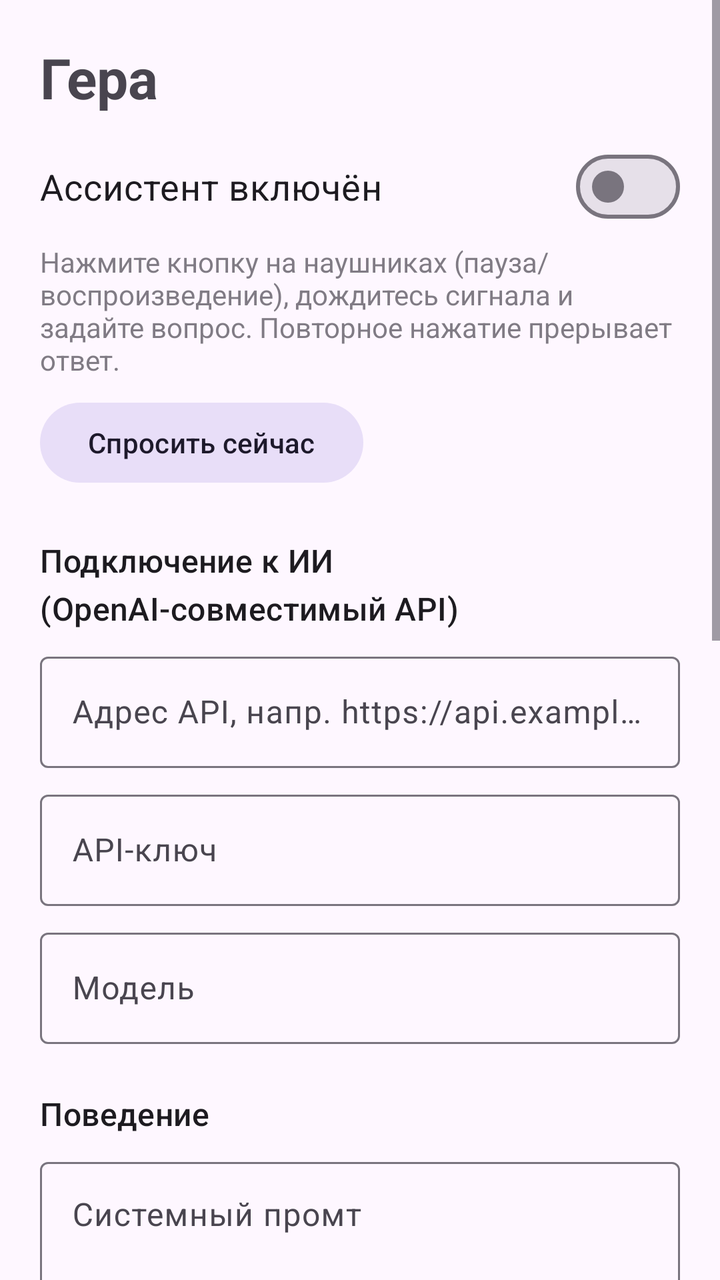
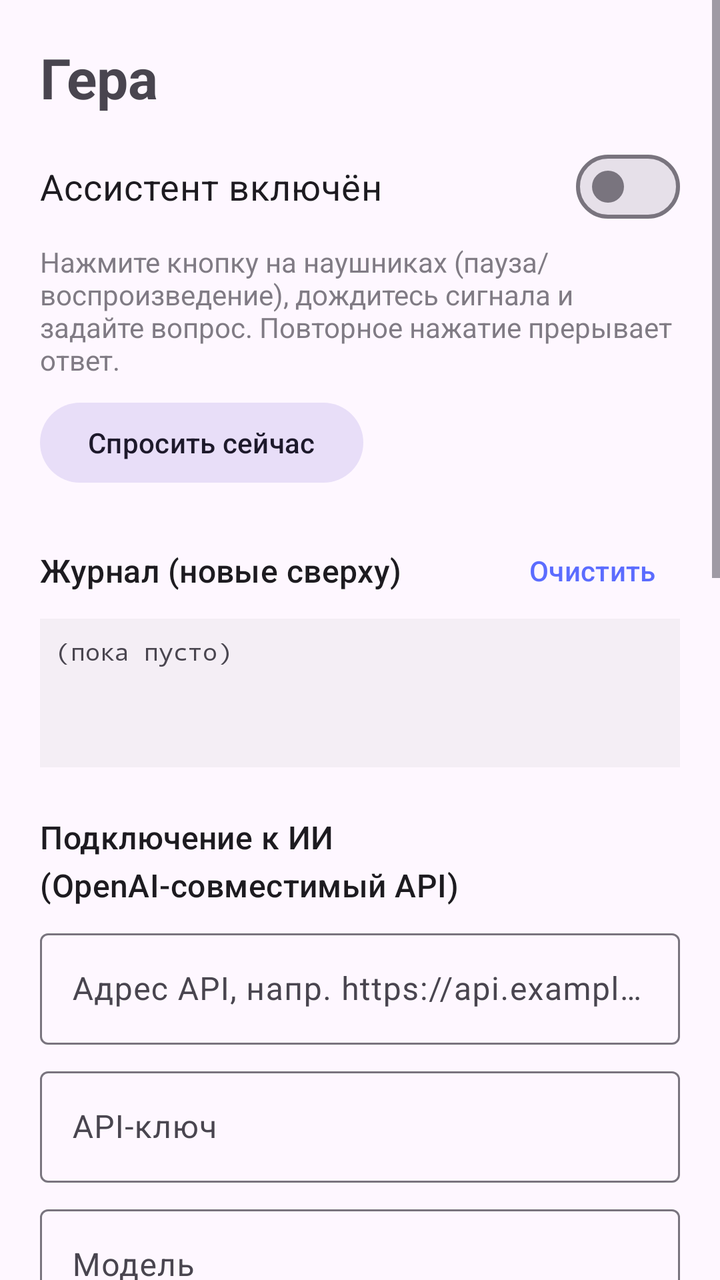

Screens rendered from an Android XML layout before and after an edit, with the pre-edit source and the edit as a unified diff.
<!-- AndroidManifest.xml: application theme Theme.Gera -->
<!-- res/layout/activity_main.xml -->
<?xml version="1.0" encoding="utf-8"?>
<ScrollView xmlns:android="http://schemas.android.com/apk/res/android"
    android:layout_width="match_parent"
    android:layout_height="match_parent"
    android:fitsSystemWindows="true">

    <LinearLayout
        android:layout_width="match_parent"
        android:layout_height="wrap_content"
        android:orientation="vertical"
        android:padding="20dp">

        <TextView
            android:layout_width="wrap_content"
            android:layout_height="wrap_content"
            android:text="Гера"
            android:textSize="28sp"
            android:textStyle="bold" />

        <com.google.android.material.materialswitch.MaterialSwitch
            android:id="@+id/switchEnabled"
            android:layout_width="match_parent"
            android:layout_height="wrap_content"
            android:layout_marginTop="12dp"
            android:text="Ассистент включён"
            android:textSize="18sp" />

        <TextView
            android:layout_width="match_parent"
            android:layout_height="wrap_content"
            android:layout_marginTop="4dp"
            android:alpha="0.7"
            android:text="Нажмите кнопку на наушниках (пауза/воспроизведение), дождитесь сигнала и задайте вопрос. Повторное нажатие прерывает ответ." />

        <Button
            android:id="@+id/btnAskNow"
            style="@style/Widget.Material3.Button.TonalButton"
            android:layout_width="wrap_content"
            android:layout_height="wrap_content"
            android:layout_marginTop="8dp"
            android:text="Спросить сейчас" />

        
        <TextView
            style="@style/TextAppearance.Material3.TitleMedium"
            android:layout_width="wrap_content"
            android:layout_height="wrap_content"
            android:layout_marginTop="24dp"
            android:text="Подключение к ИИ (OpenAI-совместимый API)" />

        <com.google.android.material.textfield.TextInputLayout
            android:layout_width="match_parent"
            android:layout_height="wrap_content"
            android:layout_marginTop="8dp"
            android:hint="Адрес API, напр. https://api.example.com/v1">

            <com.google.android.material.textfield.TextInputEditText
                android:id="@+id/editBaseUrl"
                android:layout_width="match_parent"
                android:layout_height="wrap_content"
                android:inputType="textUri" />
        </com.google.android.material.textfield.TextInputLayout>

        <com.google.android.material.textfield.TextInputLayout
            android:layout_width="match_parent"
            android:layout_height="wrap_content"
            android:layout_marginTop="8dp"
            android:hint="API-ключ">

            <com.google.android.material.textfield.TextInputEditText
                android:id="@+id/editApiKey"
                android:layout_width="match_parent"
                android:layout_height="wrap_content"
                android:inputType="textPassword" />
        </com.google.android.material.textfield.TextInputLayout>

        <com.google.android.material.textfield.TextInputLayout
            android:layout_width="match_parent"
            android:layout_height="wrap_content"
            android:layout_marginTop="8dp"
            android:hint="Модель">

            <com.google.android.material.textfield.TextInputEditText
                android:id="@+id/editModel"
                android:layout_width="match_parent"
                android:layout_height="wrap_content"
                android:inputType="text" />
        </com.google.android.material.textfield.TextInputLayout>

        
        <TextView
            style="@style/TextAppearance.Material3.TitleMedium"
            android:layout_width="wrap_content"
            android:layout_height="wrap_content"
            android:layout_marginTop="24dp"
            android:text="Поведение" />

        <com.google.android.material.textfield.TextInputLayout
            android:layout_width="match_parent"
            android:layout_height="wrap_content"
            android:layout_marginTop="8dp"
            android:hint="Системный промт">

            <com.google.android.material.textfield.TextInputEditText
                android:id="@+id/editPrompt"
                android:layout_width="match_parent"
                android:layout_height="wrap_content"
                android:gravity="top"
                android:inputType="textMultiLine"
                android:minLines="5" />
        </com.google.android.material.textfield.TextInputLayout>

        <Button
            android:id="@+id/btnResetPrompt"
            style="@style/Widget.Material3.Button.TextButton"
            android:layout_width="wrap_content"
            android:layout_height="wrap_content"
            android:text="Вернуть промт по умолчанию" />

        <com.google.android.material.textfield.TextInputLayout
            android:layout_width="match_parent"
            android:layout_height="wrap_content"
            android:layout_marginTop="8dp"
            android:hint="Макс. длина ответа (токены)">

            <com.google.android.material.textfield.TextInputEditText
                android:id="@+id/editMaxTokens"
                android:layout_width="match_parent"
                android:layout_height="wrap_content"
                android:inputType="number" />
        </com.google.android.material.textfield.TextInputLayout>

        
        <TextView
            style="@style/TextAppearance.Material3.TitleMedium"
            android:layout_width="wrap_content"
            android:layout_height="wrap_content"
            android:layout_marginTop="24dp"
            android:text="Голос" />

        <TextView
            android:id="@+id/textRate"
            android:layout_width="wrap_content"
            android:layout_height="wrap_content"
            android:layout_marginTop="8dp"
            android:text="Скорость речи: 1.00" />

        <SeekBar
            android:id="@+id/seekRate"
            android:layout_width="match_parent"
            android:layout_height="wrap_content"
            android:max="30" />

        <Button
            android:id="@+id/btnTestVoice"
            style="@style/Widget.Material3.Button.TonalButton"
            android:layout_width="wrap_content"
            android:layout_height="wrap_content"
            android:text="Проверить голос" />

        <com.google.android.material.materialswitch.MaterialSwitch
            android:id="@+id/switchHeadsetMic"
            android:layout_width="match_parent"
            android:layout_height="wrap_content"
            android:layout_marginTop="8dp"
            android:text="Микрофон гарнитуры (экспериментально)" />

        
        <TextView
            style="@style/TextAppearance.Material3.TitleMedium"
            android:layout_width="wrap_content"
            android:layout_height="wrap_content"
            android:layout_marginTop="24dp"
            android:text="Инструменты" />

        <com.google.android.material.materialswitch.MaterialSwitch
            android:id="@+id/switchTools"
            android:layout_width="match_parent"
            android:layout_height="wrap_content"
            android:text="Погода (tool calling)" />

        <com.google.android.material.textfield.TextInputLayout
            android:layout_width="match_parent"
            android:layout_height="wrap_content"
            android:layout_marginTop="8dp"
            android:hint="Ваш город (для погоды)">

            <com.google.android.material.textfield.TextInputEditText
                android:id="@+id/editCity"
                android:layout_width="match_parent"
                android:layout_height="wrap_content"
                android:inputType="textCapWords" />
        </com.google.android.material.textfield.TextInputLayout>

        <Button
            android:id="@+id/btnSave"
            android:layout_width="match_parent"
            android:layout_height="wrap_content"
            android:layout_marginTop="24dp"
            android:text="Сохранить" />
    </LinearLayout>
</ScrollView>
<!-- resources referenced by this layout -->
<resources>
  <style name="Theme.Gera" parent="Theme.Material3.DayNight.NoActionBar">
          <item name="colorPrimary">#5B6CFF</item>
      </style>
</resources>

<!-- the commit's change to res/layout/activity_main.xml (unified diff, before → after) -->
@@ -41,6 +41,41 @@
             android:text="Спросить сейчас" />
 
         
+        <LinearLayout
+            android:layout_width="match_parent"
+            android:layout_height="wrap_content"
+            android:layout_marginTop="16dp"
+            android:gravity="center_vertical"
+            android:orientation="horizontal">
+
+            <TextView
+                style="@style/TextAppearance.Material3.TitleMedium"
+                android:layout_width="0dp"
+                android:layout_height="wrap_content"
+                android:layout_weight="1"
+                android:text="Журнал (новые сверху)" />
+
+            <Button
+                android:id="@+id/btnClearLog"
+                style="@style/Widget.Material3.Button.TextButton"
+                android:layout_width="wrap_content"
+                android:layout_height="wrap_content"
+                android:text="Очистить" />
+        </LinearLayout>
+
+        <TextView
+            android:id="@+id/textLog"
+            android:layout_width="match_parent"
+            android:layout_height="wrap_content"
+            android:background="#14808080"
+            android:fontFamily="monospace"
+            android:minLines="4"
+            android:padding="8dp"
+            android:text="(пока пусто)"
+            android:textIsSelectable="true"
+            android:textSize="12sp" />
+
+        
         <TextView
             style="@style/TextAppearance.Material3.TitleMedium"
             android:layout_width="wrap_content"
